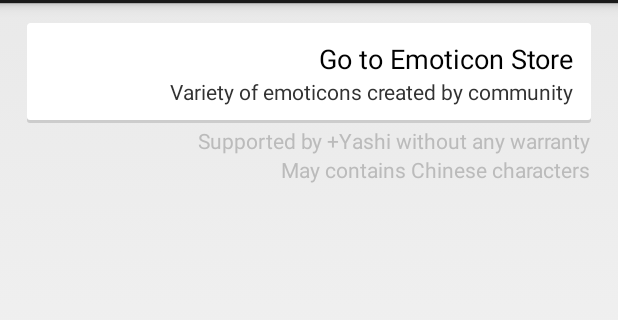
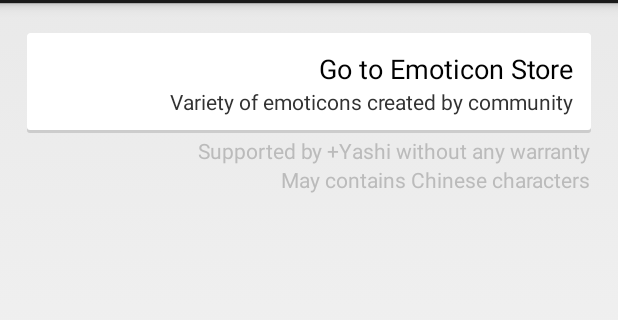
Before and after one commit to cloud-emoticon/SmallCloudEmoji, an Android app: the fragment RepositoryFragment shown on its own in the app's theme, on a phone screen of 412 x 824 dp, the part 69-389 px from its top. Run offline under Robolectric (Android 15) with nearby library versions, the phone set to English and light mode, and no system bars; 4 statements that could not run were skipped.

```diff
--- a/app/src/main/res/layout/store_entry.xml
+++ b/app/src/main/res/layout/store_entry.xml
@@ -2,7 +2,7 @@
 <LinearLayout xmlns:android="http://schemas.android.com/apk/res/android"
     android:orientation="vertical"
     android:layout_width="match_parent"
-    android:paddingTop="3pt"
+    android:paddingTop="6pt"
     android:paddingLeft="8pt"
     android:paddingRight="8pt"
     android:layout_height="match_parent">
--- a/app/src/main/res/values/strings.xml
+++ b/app/src/main/res/values/strings.xml
@@ -66,7 +66,6 @@
     <string name="store_server_fail">Store is temporary closed</string>
     <string name="please_pull_down">Pull Down to Refresh</string>
     <string name="source_installed">Installed</string>
-    <string name="hello_blank_fragment">Hello blank fragment</string>
     <string name="source_default_introduction">_(:з」∠)_</string>
     <string name="source_default_creator">unknown</string>
     <string name="source_default_server">Internet</string>
```
Also changed, not shown: 2 other files.
